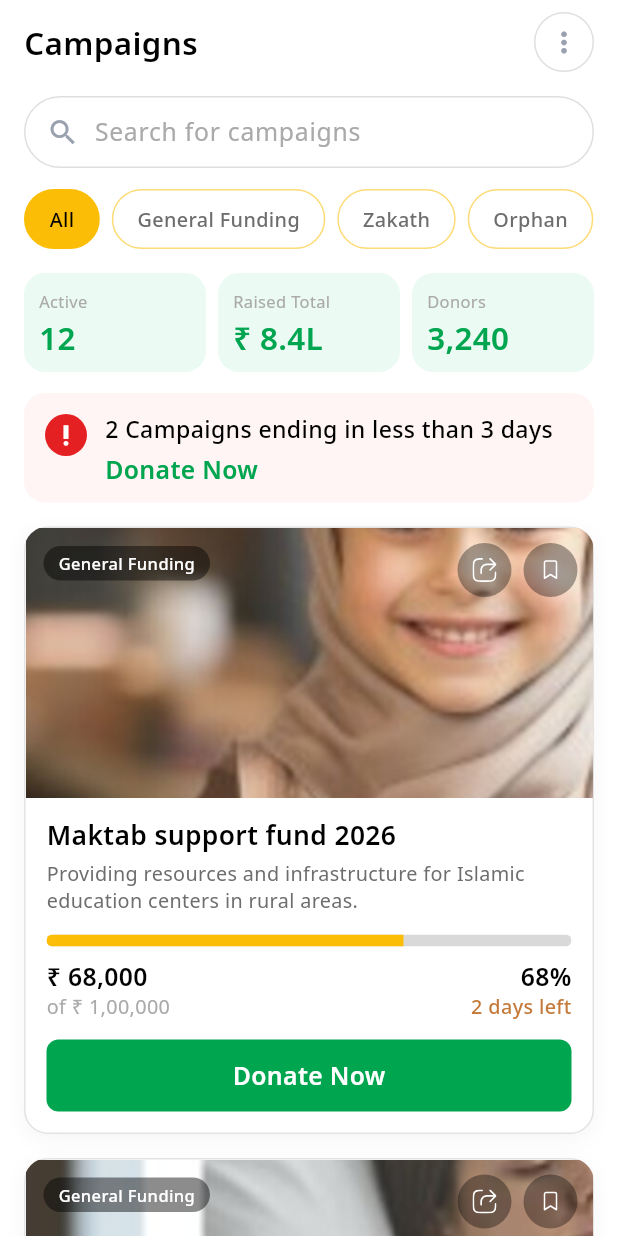
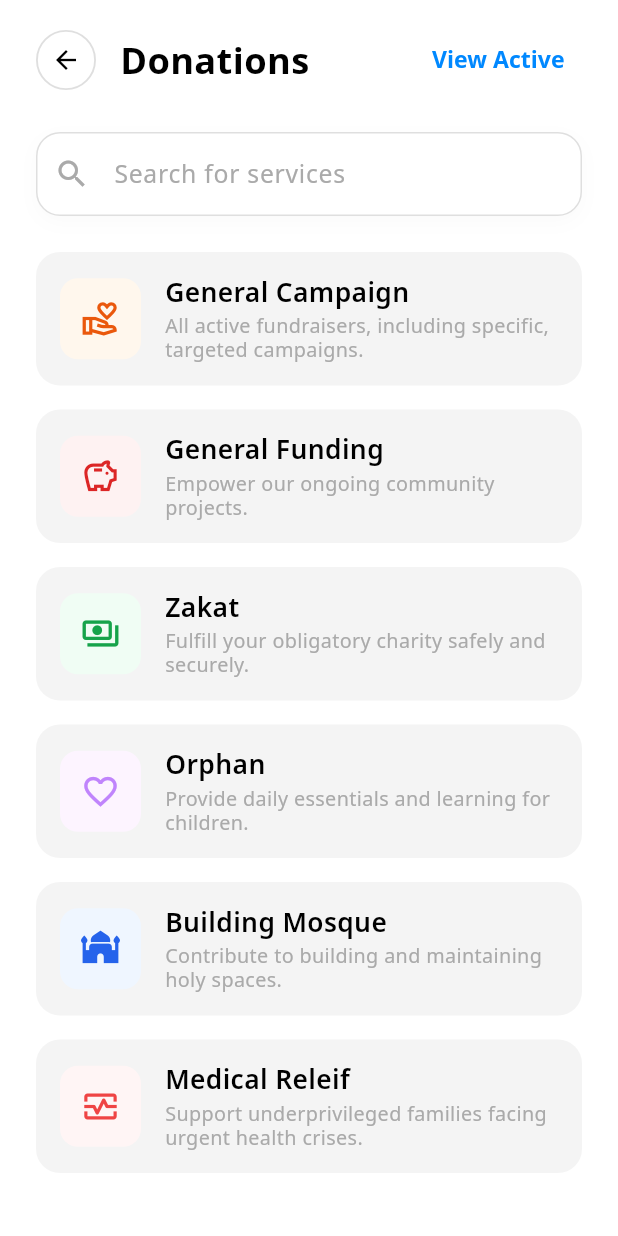
Before and after one commit to SHIDULPP/jamiat, a Flutter app: the DonatePage screen opened directly, after a tap on the "more vert" icon, on a phone screen of 412 x 824 dp. Run offline on Flutter 3.47's test engine with Material 3 defaults, Android fonts, the phone set to English and light mode, and no system bars; our stand-ins replace flutter_riverpod, flutter_svg, intl_phone_field, loading_indicator, pin_code_fields, shimmer.

Commit message:
created donation list page for listing all donation types

```diff
--- a/lib/src/data/router/route.dart
+++ b/lib/src/data/router/route.dart
@@ -4,6 +4,7 @@ import 'package:jamiat/src/interfaces/onboarding/login.dart';
 import 'package:jamiat/src/interfaces/onboarding/splash_screen.dart';
 import 'package:jamiat/src/interfaces/onboarding/role_selection.dart';
 import 'package:jamiat/src/interfaces/onboarding/registration.dart';
+import 'package:jamiat/src/interfaces/donations/donation_list.dart';
 
 
 enum TransitionType { slideFromBottom, slideFromRight, fade, fadeScale }
@@ -132,6 +133,12 @@ Route<dynamic> generateRoute(RouteSettings? settings) {
       transitionDuration = const Duration(milliseconds: 300);
       break;
 
+    case 'DonationList':
+      page = const DonationListScreen();
+      transitionToUse = TransitionType.slideFromRight;
+      transitionDuration = const Duration(milliseconds: 300);
+      break;
+
     case 'navBar':
       page = const NavBar();
       transitionToUse = TransitionType.fade;
--- /dev/null
+++ b/lib/src/interfaces/donations/donation_list.dart
@@ -0,0 +1,302 @@
+import 'package:flutter/material.dart';
+import 'package:jamiat/src/data/constants/color_constants.dart';
+import 'package:jamiat/src/data/constants/style_constants.dart';
+import 'package:jamiat/src/data/services/haptic_helper.dart';
+
+class _DonationCategory {
+  final String title;
+  final String description;
+  final IconData icon;
+  final Color iconBgColor;
+  final Color iconColor;
+
+  const _DonationCategory({
+    required this.title,
+    required this.description,
+    required this.icon,
+    required this.iconBgColor,
+    required this.iconColor,
+  });
+}
+
+class DonationListScreen extends StatefulWidget {
+  const DonationListScreen({super.key});
+
+  @override
+  State<DonationListScreen> createState() => _DonationListScreenState();
+}
+
+class _DonationListScreenState extends State<DonationListScreen> {
+  late TextEditingController _searchController;
+
+  final List<_DonationCategory> _categories = const [
+    _DonationCategory(
+      title: 'General Campaign',
+      description: 'All active fundraisers, including specific, targeted campaigns.',
+      icon: Icons.volunteer_activism_outlined,
+      iconBgColor: Color(0xFFFFF7ED), // Soft orange/peach
+      iconColor: Color(0xFFEA580C),
+    ),
+    _DonationCategory(
+      title: 'General Funding',
+      description: 'Empower our ongoing community projects.',
+      icon: Icons.savings_outlined,
+      iconBgColor: Color(0xFFFEF2F2), // Soft red/pink
+      iconColor: Color(0xFFDC2626),
+    ),
+    _DonationCategory(
+      title: 'Zakat',
+      description: 'Fulfill your obligatory charity safely and securely.',
+      icon: Icons.payments_outlined,
+      iconBgColor: Color(0xFFF0FDF4), // Soft green
+      iconColor: Color(0xFF16A34A),
+    ),
+    _DonationCategory(
+      title: 'Orphan',
+      description: 'Provide daily essentials and learning for children.',
+      icon: Icons.favorite_border_outlined,
+      iconBgColor: Color(0xFFFDF4FF), // Soft purple/pink
+      iconColor: Color(0xFFC084FC),
+    ),
+    _DonationCategory(
+      title: 'Building Mosque',
+      description: 'Contribute to building and maintaining holy spaces.',
+      icon: Icons.mosque,
+      iconBgColor: Color(0xFFEFF6FF), // Soft blue
+      iconColor: Color(0xFF2563EB),
+    ),
+    _DonationCategory(
+      title: 'Medical Releif',
+      description: 'Support underprivileged families facing urgent health crises.',
+      icon: Icons.monitor_heart_outlined,
+      iconBgColor: Color(0xFFFFF5F5), // Soft red
+      iconColor: Color(0xFFEF4444),
+    ),
+  ];
+
+  @override
+  void initState() {
+    super.initState();
+    _searchController = TextEditingController();
+  }
+
+  @override
+  void dispose() {
+    _searchController.dispose();
+    super.dispose();
+  }
+
+  List<_DonationCategory> _getFilteredCategories() {
+    final query = _searchController.text.toLowerCase().trim();
+    if (query.isEmpty) return _categories;
+    return _categories.where((item) {
+      return item.title.toLowerCase().contains(query) ||
+          item.description.toLowerCase().contains(query);
+    }).toList();
+  }
+
+  Widget _buildSearchField() {
+    return Container(
+      decoration: BoxDecoration(
+        color: kWhite,
+        borderRadius: BorderRadius.circular(16),
+        boxShadow: [
+          BoxShadow(
+            color: Colors.black.withValues(alpha: 0.02),
+            blurRadius: 10,
+            offset: const Offset(0, 4),
+          ),
+        ],
+      ),
+      child: TextField(
+        controller: _searchController,
+        style: kBodyTitleR.copyWith(color: kTextColor),
+        onChanged: (val) {
+          setState(() {});
+        },
+        decoration: InputDecoration(
+          prefixIcon: const Icon(Icons.search, color: kSecondaryTextColor),
+          hintText: 'Search for services',
+          hintStyle: kBodyTitleR.copyWith(color: kSecondaryTextColor),
+          contentPadding: const EdgeInsets.symmetric(
+            vertical: 18,
+            horizontal: 16,
+          ),
+          border: OutlineInputBorder(
+            borderRadius: BorderRadius.circular(16),
+            borderSide: const BorderSide(color: kBorder, width: 1),
+          ),
+          enabledBorder: OutlineInputBorder(
+            borderRadius: BorderRadius.circular(16),
+            borderSide: const BorderSide(color: kBorder, width: 1),
+          ),
+          focusedBorder: OutlineInputBorder(
+            borderRadius: BorderRadius.circular(16),
+            borderSide: const BorderSide(color: kPrimaryColor, width: 1.5),
+          ),
+        ),
+      ),
+    );
+  }
+
+  Widget _buildCategoryCard(_DonationCategory item) {
+    return Material(
+      color: Colors.transparent,
+      child: InkWell(
+        onTap: () {
+          HapticHelper.impact(HapticImpact.light);
+          ScaffoldMessenger.of(context).showSnackBar(
+            SnackBar(
+              content: Text('Selected category: ${item.title}'),
+              behavior: SnackBarBehavior.floating,
+            ),
+          );
+        },
+        borderRadius: BorderRadius.circular(kCardRadiusLg),
+        child: Container(
+          padding: const EdgeInsets.all(16),
+          decoration: BoxDecoration(
+            color: kScreenBg,
+            borderRadius: BorderRadius.circular(kCardRadiusLg),
+          ),
+          child: Row(
+            crossAxisAlignment: CrossAxisAlignment.center,
+            children: [
+              // Icon Container
+              Container(
+                width: 54,
+                height: 54,
+                decoration: BoxDecoration(
+                  color: item.iconBgColor,
+                  borderRadius: BorderRadius.circular(12),
+                ),
+                child: Center(
+                  child: Icon(
+                    item.icon,
+                    color: item.iconColor,
+                    size: 26,
+                  ),
+                ),
+              ),
+              const SizedBox(width: 16),
+              // Details
+              Expanded(
+                child: Column(
+                  crossAxisAlignment: CrossAxisAlignment.start,
+                  children: [
+                    Text(
+                      item.title,
+                      style: kBodyTitleSB.copyWith(
+                        color: kTextColor,
+                        fontSize: 16,
+                      ),
+                    ),
+                    const SizedBox(height: 4),
+                    Text(
+                      item.description,
+                      style: kCaption12R.copyWith(
+                        color: kSecondaryTextColor,
+                        height: 1.25,
+                      ),
+                    ),
+                  ],
+                ),
+              ),
+            ],
+          ),
+        ),
+      ),
+    );
+  }
+
+  @override
+  Widget build(BuildContext context) {
+    final filteredCategories = _getFilteredCategories();
+
+    return Scaffold(
+      backgroundColor: kWhite,
+      body: SafeArea(
+        child: SingleChildScrollView(
+          padding: const EdgeInsets.symmetric(horizontal: 24, vertical: 16),
+          child: Column(
+            crossAxisAlignment: CrossAxisAlignment.start,
+            children: [
+              // Top Bar
+              Row(
+                mainAxisAlignment: MainAxisAlignment.spaceBetween,
+                children: [
+                  Row(
+                    children: [
+                      GestureDetector(
+                        onTap: () {
+                          if (Navigator.canPop(context)) {
+                            Navigator.pop(context);
+                          }
+                        },
+                        child: Container(
+                          width: 40,
+                          height: 40,
+                          decoration: BoxDecoration(
+                            shape: BoxShape.circle,
+                            color: kWhite,
+                            border: Border.all(color: kBorder, width: 1.25),
+                          ),
+                          child: const Icon(
+                            Icons.arrow_back,
+                            color: kTextColor,
+                            size: 20,
+                          ),
+                        ),
+                      ),
+                      const SizedBox(width: 16),
+                      Text(
+                        'Donations',
+                        style: kHeadTitleB.copyWith(
+                          color: kTextColor,
+                          fontSize: 22,
+                        ),
+                      ),
+                    ],
+                  ),
+                  TextButton(
+                    onPressed: () {
+                      HapticHelper.impact(HapticImpact.light);
+                      ScaffoldMessenger.of(context).showSnackBar(
+                        const SnackBar(
+                          content: Text('Viewing active campaigns...'),
+                          behavior: SnackBarBehavior.floating,
+                        ),
+                      );
+                    },
+                    style: TextButton.styleFrom(
+                      foregroundColor: kBlue,
+                      textStyle: kCaption14M.copyWith(fontWeight: kBold),
+                    ),
+                    child: const Text('View Active'),
+                  ),
+                ],
+              ),
+              const SizedBox(height: 24),
+
+              // Search Bar
+              _buildSearchField(),
+              const SizedBox(height: 24),
+
+              // Categories List
+              ListView.separated(
+                shrinkWrap: true,
+                physics: const NeverScrollableScrollPhysics(),
+                itemCount: filteredCategories.length,
+                separatorBuilder: (context, index) => const SizedBox(height: 16),
+                itemBuilder: (context, index) {
+                  return _buildCategoryCard(filteredCategories[index]);
+                },
+              ),
+              const SizedBox(height: 24),
+            ],
+          ),
+        ),
+      ),
+    );
+  }
+}
--- a/lib/src/interfaces/main_pages/donate.dart
+++ b/lib/src/interfaces/main_pages/donate.dart
@@ -3,6 +3,7 @@ import 'package:flutter_svg/flutter_svg.dart';
 import 'package:jamiat/src/data/constants/color_constants.dart';
 import 'package:jamiat/src/data/constants/style_constants.dart';
 import 'package:jamiat/src/data/services/haptic_helper.dart';
+import 'package:jamiat/src/data/services/navigation_services.dart';
 import 'package:jamiat/src/interfaces/components/primarybutton.dart';
 
 /// Dummy campaigns data — replace with API models later.
@@ -266,7 +267,7 @@ class _CampaignsHeader extends StatelessWidget {
             customBorder: const CircleBorder(),
             onTap: () {
               HapticHelper.impact(HapticImpact.light);
-              // TODO: campaigns menu
+              NavigationService().pushNamed('DonationList');
             },
             child: const SizedBox(
               width: 40,
--- a/lib/src/interfaces/main_pages/home.dart
+++ b/lib/src/interfaces/main_pages/home.dart
@@ -3,8 +3,8 @@ import 'package:flutter_riverpod/flutter_riverpod.dart';
 import 'package:flutter_svg/flutter_svg.dart';
 import 'package:jamiat/src/data/constants/color_constants.dart';
 import 'package:jamiat/src/data/constants/style_constants.dart';
-import 'package:jamiat/src/data/router/nav_router.dart';
 import 'package:jamiat/src/data/services/haptic_helper.dart';
+import 'package:jamiat/src/data/services/navigation_services.dart';
 
 /// Dummy home data — replace with API models later.
 class _HomeDummyData {
@@ -147,7 +147,7 @@ class HomePage extends ConsumerWidget {
               child: _ActiveCampaignsSection(
                 onContribute: () {
                   HapticHelper.impact(HapticImpact.light);
-                  ref.read(selectedIndexProvider.notifier).updateIndex(1);
+                  NavigationService().pushNamed('DonationList');
                 },
               ),
             ),
```
